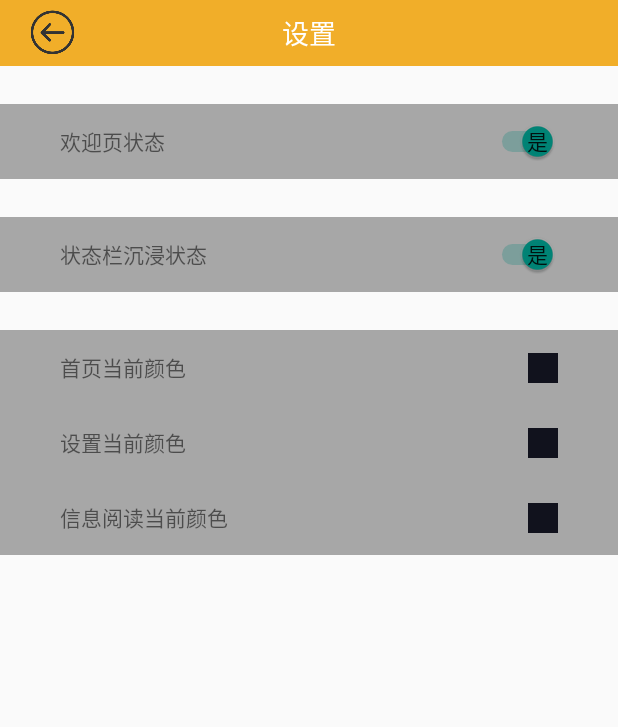
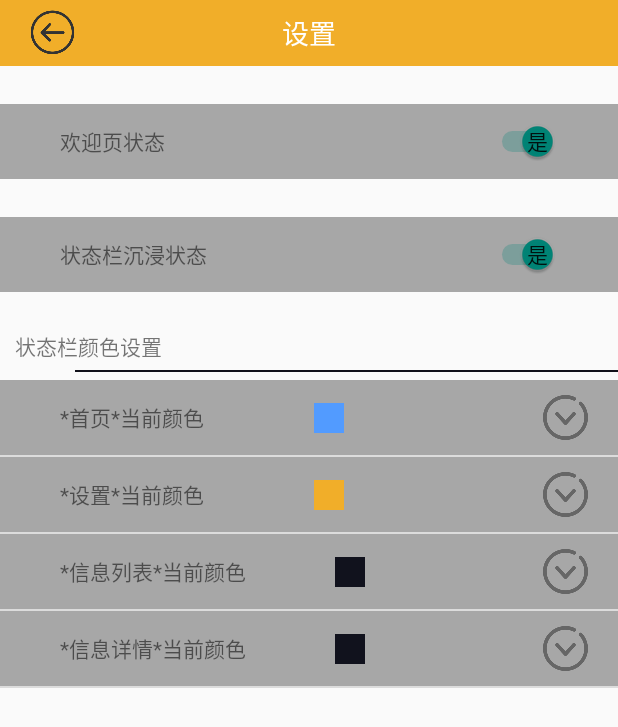
Before and after one commit to 31702160124/mmvtcmessage, an Android app: the SettingActivity screen opened directly, with no data from a screen before it, on a phone screen of 412 x 824 dp. Shown: the top 727 px of the screen. Run offline under Robolectric (Android 15) with nearby library versions, the phone set to English and light mode, and no system bars.

Commit message:
设置页面完成

```diff
--- a/app/src/main/java/com/qq/a1843318972/mmvtcmessage/BaseActivity.java
+++ b/app/src/main/java/com/qq/a1843318972/mmvtcmessage/BaseActivity.java
@@ -14,6 +14,10 @@ public abstract class BaseActivity extends AppCompatActivity {
 
     private static String string;
 
+    public static void setString(String string) {
+        BaseActivity.string = string;
+    }
+
     public void setTopBar(TopBar topBar) {
         if (string != null)
             topBar.setBackgroundColor((Color.parseColor(string)));
@@ -21,6 +25,7 @@ public abstract class BaseActivity extends AppCompatActivity {
 
     //沉浸式状态栏 有颜色时 0 背景色 1 状态栏沉浸
     public void initTopbar(int i, String color) {
+        setString(color);
         //4.4以上设置状态栏为透明
         if (Build.VERSION.SDK_INT >= Build.VERSION_CODES.KITKAT) {
             getWindow().addFlags(WindowManager.LayoutParams.FLAG_TRANSLUCENT_STATUS);
@@ -32,15 +37,12 @@ public abstract class BaseActivity extends AppCompatActivity {
             window.getDecorView().setSystemUiVisibility(View.SYSTEM_UI_FLAG_LAYOUT_FULLSCREEN
                     | View.SYSTEM_UI_FLAG_LAYOUT_STABLE);
             window.addFlags(WindowManager.LayoutParams.FLAG_DRAWS_SYSTEM_BAR_BACKGROUNDS);
-            if (i == 0)
+            if (i == 0) {
                 window.setStatusBarColor(Color.TRANSPARENT);//设置状态栏颜色和主布局背景颜色相同
-            if (i == 1)
-                if (color == null) {
-                    window.setStatusBarColor(Color.parseColor("#529bff"));//设置状态栏为指定颜色
-                } else {
-                    string = color;
-                    window.setStatusBarColor(Color.parseColor(color));//设置状态栏为指定颜色
-                }
+            }
+            if (i == 1) {
+                window.setStatusBarColor(Color.parseColor(color));//设置状态栏为指定颜色
+            }
         }
     }
 
@@ -60,4 +62,35 @@ public abstract class BaseActivity extends AppCompatActivity {
         return isImmerse;
     }
 
+    public static String mainColor(Context context) {
+        SharedPreferences sharedPreferences = context.getSharedPreferences("userConfig", Context.MODE_PRIVATE);
+        String mainColor = sharedPreferences.getString("mainColor", "#529bff");
+        return mainColor;
+    }
+
+    public static String setColor(Context context) {
+        SharedPreferences sharedPreferences = context.getSharedPreferences("userConfig", Context.MODE_PRIVATE);
+        String setColor = sharedPreferences.getString("setColor", "#f1ae29");
+        return setColor;
+    }
+
+    public static void saveMainColor(Context context, String string) {
+        SharedPreferences sharedPreferences = context.getSharedPreferences("userConfig", Context.MODE_PRIVATE);
+        SharedPreferences.Editor editor = sharedPreferences.edit();
+        editor.putString("mainColor", string);
+        editor.commit();
+    }
+
+    public static void saveSetColor(Context context, String string) {
+        SharedPreferences sharedPreferences = context.getSharedPreferences("userConfig", Context.MODE_PRIVATE);
+        SharedPreferences.Editor editor = sharedPreferences.edit();
+        editor.putString("setColor", string);
+        editor.commit();
+    }
+
+    private void saveDefault(Context context, String string) {
+        saveMainColor(context, string);
+        saveSetColor(context, string);
+    }
+
 }
--- a/app/src/main/java/com/qq/a1843318972/mmvtcmessage/MainActivity.java
+++ b/app/src/main/java/com/qq/a1843318972/mmvtcmessage/MainActivity.java
@@ -8,7 +8,7 @@ public class MainActivity extends BaseActivity {
     @Override
     protected void onCreate(Bundle savedInstanceState) {
         super.onCreate(savedInstanceState);
-        initTopbar(isImmerse(), "#529bff");
+        initTopbar(isImmerse(), mainColor(getApplicationContext()));
         setContentView(R.layout.activity_main);
         TopBar mainSet = findViewById(R.id.main_set);
         setTopBar(mainSet);
--- a/app/src/main/java/com/qq/a1843318972/mmvtcmessage/SettingActivity.java
+++ b/app/src/main/java/com/qq/a1843318972/mmvtcmessage/SettingActivity.java
@@ -5,18 +5,22 @@ import android.content.SharedPreferences;
 import android.os.Bundle;
 import android.view.View;
 import android.widget.CompoundButton;
+import android.widget.ListView;
 import android.widget.Switch;
 import android.widget.TextView;
 
-public class SettingActivity extends BaseActivity {
+import java.util.ArrayList;
+
+public class SettingActivity extends BaseActivity{
 
     private Switch isWelcome, isImmerse;
     private TextView main_color, set_color, msg_color;
+    private ListView colorlist;
 
     @Override
     protected void onCreate(Bundle savedInstanceState) {
         super.onCreate(savedInstanceState);
-        initTopbar(isImmerse(), "#f1ae29");
+        initTopbar(isImmerse(), setColor(getApplicationContext()));
         setContentView(R.layout.activity_setting);
         TopBar setBack = findViewById(R.id.set_back);
         setBack.setTitle("设置");
@@ -24,14 +28,40 @@ public class SettingActivity extends BaseActivity {
         setBack.getLeftBtnImage().setOnClickListener(new View.OnClickListener() {
             @Override
             public void onClick(View view) {
-                startActivity(MainActivity.class);
-                finish();
+                goMain();
             }
         });
 
-        //初始化switch
         initSwitch();
+        initColorSet();
+    }
 
+    //页面状态栏设置
+    private void initColorSet() {
+        ArrayList mListData = new ArrayList();
+        for (String s : getResources().getStringArray(R.array.colorset))
+            mListData.add(s);
+        colorlist = findViewById(R.id.colorlist);
+        colorSetAdapter colorAdapter = new colorSetAdapter(this, mListData, getResources().getStringArray(R.array.color));
+        colorlist.setAdapter(colorAdapter);
+    }
+
+    //switch设置
+    private void initSwitch() {
+
+        isWelcome = findViewById(R.id.isWelcome);
+        isImmerse = findViewById(R.id.isImmerse);
+
+        if (isWelcome()) {
+            isWelcome.setChecked(true);
+        } else {
+            isWelcome.setChecked(false);
+        }
+        if (isImmerse() == 1) {
+            isImmerse.setChecked(true);
+        } else if (isImmerse() == 0) {
+            isImmerse.setChecked(false);
+        }
         isWelcome.setOnCheckedChangeListener(new CompoundButton.OnCheckedChangeListener() {
             @Override
             public void onCheckedChanged(CompoundButton compoundButton, boolean b) {
@@ -51,37 +81,20 @@ public class SettingActivity extends BaseActivity {
                 } else {
                     saveisImmerse(0);
                 }
+                finish();
+                startActivity(getIntent());
             }
         });
-
-    }
-
-    private void initSwitch() {
-
-        isWelcome = findViewById(R.id.isWelcome);
-        isImmerse = findViewById(R.id.isImmerse);
-
-        if (isWelcome()) {
-            isWelcome.setChecked(true);
-        } else {
-            isWelcome.setChecked(false);
-        }
-        if (isImmerse() == 1) {
-            isImmerse.setChecked(true);
-        } else if (isImmerse() == 0) {
-            isImmerse.setChecked(false);
-        }
     }
 
     //监听返回键
     @Override
     public void onBackPressed() {
         super.onBackPressed();
-        startActivity(MainActivity.class);
-        finish();
+        goMain();
     }
 
-    //是否开启欢迎页
+    //保存是否开启欢迎页
     private void saveisWelcome(Boolean isWelcome) {
         SharedPreferences sharedPreferences = getApplicationContext().getSharedPreferences("userConfig", Context.MODE_PRIVATE);
         SharedPreferences.Editor editor = sharedPreferences.edit();
@@ -89,11 +102,17 @@ public class SettingActivity extends BaseActivity {
         editor.commit();
     }
 
-    //是否开启状态栏沉浸
+    //保存是否状态栏沉浸
     private void saveisImmerse(int isImmerse) {
         SharedPreferences sharedPreferences = getApplicationContext().getSharedPreferences("userConfig", Context.MODE_PRIVATE);
         SharedPreferences.Editor editor = sharedPreferences.edit();
         editor.putInt("isImmerse", isImmerse);
         editor.commit();
     }
+
+
+    private void goMain() {
+        startActivity(MainActivity.class);
+        finish();
+    }
 }
--- a/app/src/main/java/com/qq/a1843318972/mmvtcmessage/TopBar.java
+++ b/app/src/main/java/com/qq/a1843318972/mmvtcmessage/TopBar.java
@@ -105,4 +105,5 @@ public class TopBar extends RelativeLayout {
         this.title = title;
         tvTitle.setText(title);
     }
+
 }
--- a/app/src/main/java/com/qq/a1843318972/mmvtcmessage/WelcomeActivity.java
+++ b/app/src/main/java/com/qq/a1843318972/mmvtcmessage/WelcomeActivity.java
@@ -112,7 +112,6 @@ public class WelcomeActivity extends BaseActivity {
     @SuppressLint("WrongViewCast")
     @Override
     protected void onCreate(Bundle savedInstanceState) {
-
         super.onCreate(savedInstanceState);
         initTopbar(0, null);
         setContentView(R.layout.activity_welcome);
--- /dev/null
+++ b/app/src/main/java/com/qq/a1843318972/mmvtcmessage/colorSetAdapter.java
@@ -0,0 +1,114 @@
+package com.qq.a1843318972.mmvtcmessage;
+
+import android.app.Activity;
+import android.content.Context;
+import android.content.Intent;
+import android.graphics.Color;
+import android.view.LayoutInflater;
+import android.view.View;
+import android.view.ViewGroup;
+import android.widget.BaseAdapter;
+import android.widget.ImageView;
+import android.widget.LinearLayout;
+import android.widget.TextView;
+
+import java.util.ArrayList;
+
+public class colorSetAdapter extends BaseAdapter {
+
+    private Context mContext;
+    private ArrayList mListData;
+    private String[] mColorList;
+
+    public colorSetAdapter(Context context, ArrayList data, String[] colorList) {
+        mContext = context;
+        mListData = data;
+        mColorList = colorList;
+    }
+
+    @Override
+    public int getCount() {
+        return mListData == null ? 0 : mListData.size();
+    }
+
+    @Override
+    public Object getItem(int position) {
+        return mListData == null ? 0 : mListData.get(position);
+    }
+
+    @Override
+    public long getItemId(int position) {
+        return position;
+    }
+
+    @Override
+    public View getView(int i, View view, ViewGroup viewGroup) {
+        view = LayoutInflater.from(mContext).inflate(R.layout.colorlist_item, viewGroup, false);
+        TextView title_tips = view.findViewById(R.id.title_tips);
+        TextView color_tips = view.findViewById(R.id.color_tips);
+        ImageView show_tips = view.findViewById(R.id.show_tips);
+        LinearLayout color_menu = view.findViewById(R.id.color_menu);
+        LinearLayout color_list = view.findViewById(R.id.color_list);
+
+        color_list.setId(i);
+
+        for (String string : mColorList) {
+            TextView textview = new TextView(mContext);
+            textview.setWidth(40);
+            textview.setHeight(40);
+            LinearLayout.LayoutParams layoutParams = new LinearLayout.LayoutParams(ViewGroup.LayoutParams.WRAP_CONTENT, ViewGroup.LayoutParams.WRAP_CONTENT);
+            layoutParams.setMargins(0, 0, 30, 0);//4个参数按顺序分别是左上右下
+            textview.setLayoutParams(layoutParams);
+            textview.setBackgroundColor((Color.parseColor(string)));
+            textview.setOnClickListener(new View.OnClickListener() {
+                @Override
+                public void onClick(View view) {
+                    switch (color_list.getId()) {
+                        case 0:
+                            BaseActivity.saveMainColor(mContext, string);
+                            goActivity(MainActivity.class);
+                            break;
+                        case 1:
+                            BaseActivity.saveSetColor(mContext, string);
+                            goActivity(SettingActivity.class);
+                            break;
+                    }
+                }
+            });
+            color_list.addView(textview);
+        }
+
+        title_tips.setText((String) mListData.get(i));
+        show_tips.setOnClickListener(new View.OnClickListener() {
+            @Override
+            public void onClick(View view) {
+                if (color_menu.getVisibility() == View.GONE) {
+                    color_menu.setVisibility(View.VISIBLE);
+                    show_tips.setImageDrawable(mContext.getResources().getDrawable(R.drawable.closecolor));
+                } else {
+                    color_menu.setVisibility(View.GONE);
+                    show_tips.setImageDrawable(mContext.getResources().getDrawable(R.drawable.showcolor));
+                }
+            }
+        });
+
+        switch (color_list.getId()) {
+            case 0:
+                color_tips.setBackgroundColor((Color.parseColor(BaseActivity.mainColor(mContext))));
+                break;
+            case 1:
+                color_tips.setBackgroundColor((Color.parseColor(BaseActivity.setColor(mContext))));
+                break;
+        }
+        return view;
+    }
+
+    private void goActivity(Class clazz) {
+        if (mContext instanceof Activity) {
+            Activity activity = (Activity) mContext;
+            mContext.startActivity(new Intent(mContext, clazz));
+            activity.finish();
+        }
+    }
+
+}
--- a/app/src/main/res/layout/activity_setting.xml
+++ b/app/src/main/res/layout/activity_setting.xml
@@ -76,84 +76,24 @@
 
     </LinearLayout>
 
-    <LinearLayout
+    <TextView
+        android:layout_marginLeft="10dp"
+        android:layout_width="wrap_content"
+        android:layout_height="wrap_content"
+        android:layout_marginTop="25dp"
+        android:text="状态栏颜色设置" />
+
+    <View
         android:layout_width="match_parent"
-        android:layout_height="50dp"
-        android:layout_marginTop="25dp"
-        android:background="#a7a7a7"
-        android:orientation="horizontal">
+        android:layout_height="1dp"
+        android:layout_marginLeft="50dp"
+        android:layout_marginTop="5dp"
+        android:layout_marginBottom="5dp"
+        android:background="#11111a" />
 
-        <TextView
-            android:layout_width="wrap_content"
-            android:layout_height="match_parent"
-            android:layout_marginLeft="40dp"
-            android:gravity="center_vertical"
-            android:text="首页当前颜色" />
-
-        <View
-            android:layout_width="wrap_content"
-            android:layout_height="match_parent"
-            android:layout_weight="1" />
-
-        <TextView
-            android:id="@+id/main_color"
-            android:layout_width="20dp"
-            android:layout_height="20dp"
-            android:layout_marginRight="40dp"
-            android:background="#11121d" />
-
-    </LinearLayout>
-    <LinearLayout
+    <ListView
+        android:id="@+id/colorlist"
         android:layout_width="match_parent"
-        android:layout_height="50dp"
-        android:background="#a7a7a7"
-        android:orientation="horizontal">
-
-        <TextView
-            android:layout_width="wrap_content"
-            android:layout_height="match_parent"
-            android:layout_marginLeft="40dp"
-            android:gravity="center_vertical"
-            android:text="设置当前颜色" />
-
-        <View
-            android:layout_width="wrap_content"
-            android:layout_height="match_parent"
-            android:layout_weight="1" />
-
-        <TextView
-            android:id="@+id/set_color"
-            android:layout_width="20dp"
-            android:layout_height="20dp"
-            android:layout_marginRight="40dp"
-            android:background="#11121d" />
-
-    </LinearLayout>
-    <LinearLayout
-        android:layout_width="match_parent"
-        android:layout_height="50dp"
-        android:background="#a7a7a7"
-        android:orientation="horizontal">
-
-        <TextView
-            android:layout_width="wrap_content"
-            android:layout_height="match_parent"
-            android:layout_marginLeft="40dp"
-            android:gravity="center_vertical"
-            android:text="信息阅读当前颜色" />
-
-        <View
-            android:layout_width="wrap_content"
-            android:layout_height="match_parent"
-            android:layout_weight="1" />
-
-        <TextView
-            android:id="@+id/msg_color"
-            android:layout_width="20dp"
-            android:layout_height="20dp"
-            android:layout_marginRight="40dp"
-            android:background="#11121d" />
-
-    </LinearLayout>
+        android:layout_height="match_parent" />
 
 </LinearLayout>
--- /dev/null
+++ b/app/src/main/res/layout/colorlist_item.xml
@@ -0,0 +1,79 @@
+<?xml version="1.0" encoding="utf-8"?>
+<LinearLayout xmlns:android="http://schemas.android.com/apk/res/android"
+    android:layout_width="match_parent"
+    android:layout_height="match_parent"
+    android:orientation="vertical">
+
+    <LinearLayout
+        android:layout_width="match_parent"
+        android:layout_height="50dp"
+        android:background="#a7a7a7"
+        android:orientation="horizontal">
+
+        <LinearLayout
+            android:layout_width="match_parent"
+            android:layout_height="match_parent"
+            android:layout_weight="1">
+
+            <TextView
+                android:id="@+id/title_tips"
+                android:layout_width="wrap_content"
+                android:layout_height="match_parent"
+                android:layout_marginLeft="40dp"
+                android:gravity="center_vertical"
+                android:text="首页当前颜色" />
+
+            <View
+                android:layout_width="wrap_content"
+                android:layout_height="match_parent"
+                android:layout_weight="1" />
+
+            <TextView
+                android:id="@+id/color_tips"
+                android:layout_width="20dp"
+                android:layout_height="20dp"
+                android:layout_marginRight="40dp"
+                android:background="#11121d" />
+
+            <View
+                android:layout_width="wrap_content"
+                android:layout_height="match_parent"
+                android:layout_weight="1" />
+        </LinearLayout>
+
+        <ImageView
+            android:id="@+id/show_tips"
+            android:layout_width="50dp"
+            android:layout_height="wrap_content"
+            android:layout_margin="10dp"
+            android:src="@drawable/showcolor" />
+
+    </LinearLayout>
+
+    <LinearLayout
+        android:id="@+id/color_menu"
+        android:layout_width="match_parent"
+        android:layout_height="50dp"
+        android:background="#d7d2d2"
+        android:orientation="horizontal"
+        android:visibility="gone">
+
+        <HorizontalScrollView
+            android:layout_width="match_parent"
+            android:layout_height="match_parent"
+            android:layout_weight="1">
+
+            <LinearLayout
+                android:id="@+id/color_list"
+                android:layout_width="match_parent"
+                android:layout_height="match_parent"
+                android:gravity="center_vertical"
+                android:paddingLeft="25dp"
+                android:orientation="horizontal">
+
+            </LinearLayout>
+        </HorizontalScrollView>
+
+    </LinearLayout>
+
+</LinearLayout>
--- /dev/null
+++ b/app/src/main/res/values/array.xml
@@ -0,0 +1,20 @@
+<?xml version="1.0" encoding="utf-8"?>
+<resources>
+    <string-array name="colorset">
+        <item>*首页*当前颜色</item>
+        <item>*设置*当前颜色</item>
+        <item>*信息列表*当前颜色</item>
+        <item>*信息详情*当前颜色</item>
+    </string-array>
+
+    <string-array name="color">
+        <item>#D81B60</item>
+        <item>#da8aa7</item>
+        <item>#529bff</item>
+        <item>#f1ae29</item>
+        <item>#29da2f</item>
+        <item>#761499</item>
+        <item>#030303</item>
+        <item>#da5416</item>
+    </string-array>
+</resources>
```
Also changed, not shown: app/src/main/res/drawable/closecolor.png (added), app/src/main/res/drawable/showcolor.png (added).
